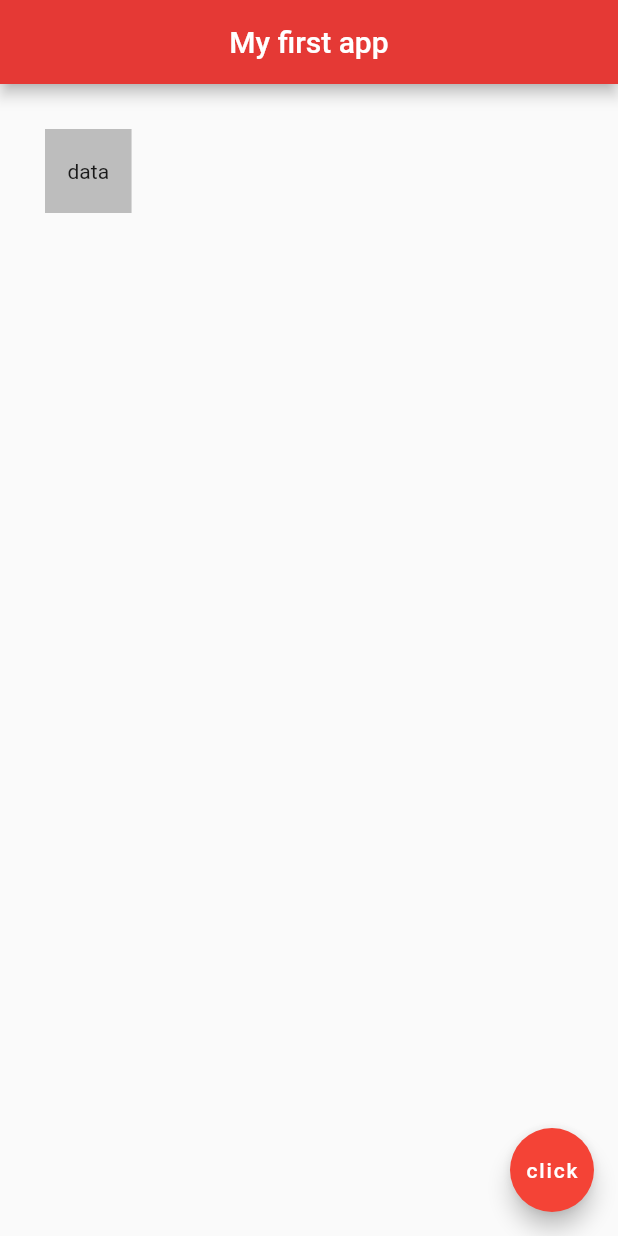
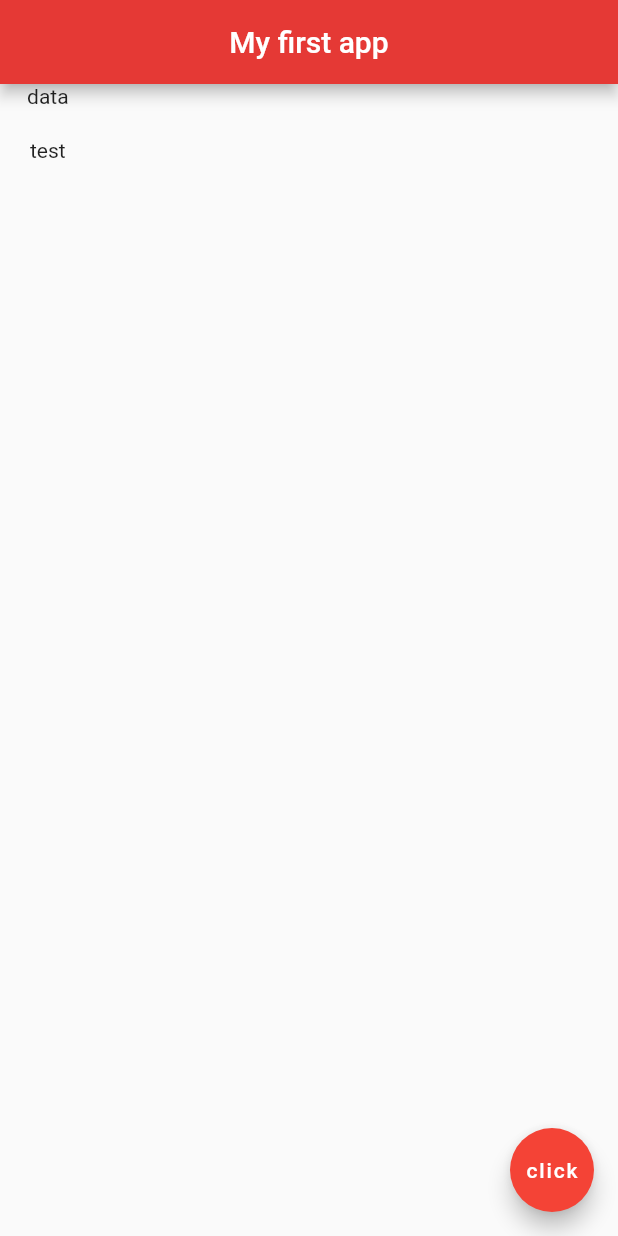
Before and after one commit to rajpatel2619/my_app, a Flutter app: the screen it shows after launch, on a phone screen of 412 x 824 dp. Run offline on Flutter 3.47's test engine with Material 2 defaults, Android fonts, the phone set to English and light mode, and no system bars.

Commit message:
final changes

```diff
--- a/lib/main.dart
+++ b/lib/main.dart
@@ -11,11 +11,14 @@ class Home extends StatelessWidget {
         centerTitle: true,
         backgroundColor: Colors.red[600],
       ),
-      body:Container(
-        margin: EdgeInsets.all(30),
-        padding: EdgeInsets.symmetric(horizontal: 15,vertical: 20),
-        color: Colors.grey[400],
-        child: Text('data'),
+      body:Column(
+        children: [
+          Text('data'),
+          Container(
+            padding: EdgeInsets.all(20),
+            child: Text('test'),
+          ),
+        ],
       ),
       floatingActionButton: FloatingActionButton(
         onPressed: () {},
```
